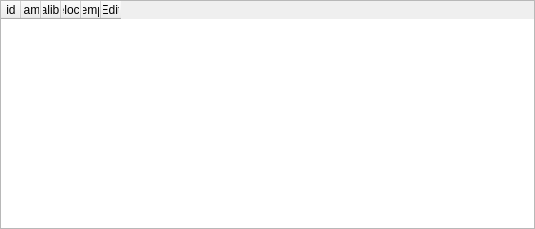
The window that ui_templates/catalog_cartridge_list.ui (o-murphy/archer_ballistics_constructor) describes before a commit, drawn with Qt 5.
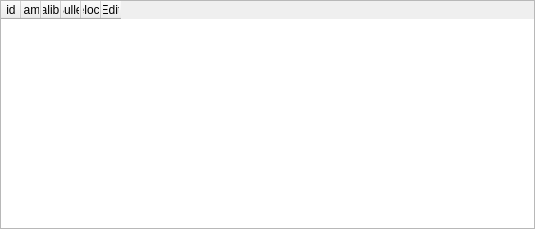
The same window after the commit.

Commit message: bullet list update

Patch:
```diff
--- a/ui_templates/catalog_cartridge_list.ui
+++ b/ui_templates/catalog_cartridge_list.ui
@@ -78,12 +78,12 @@
      </column>
      <column>
       <property name="text">
-       <string>Velocity</string>
+       <string>Bullet</string>
       </property>
      </column>
      <column>
       <property name="text">
-       <string>Temp.</string>
+       <string>Velocity</string>
       </property>
      </column>
      <column>
```
The commit also changes 27 other files.
